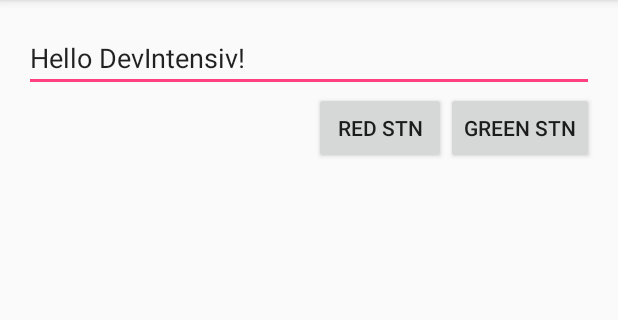
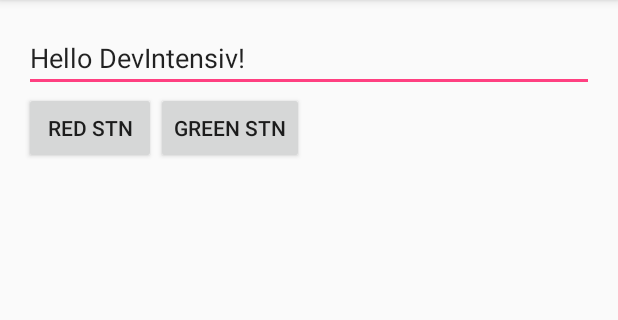
Before and after one commit to luminiks/DevIntensive, an Android app: the screen it shows after launch (MainActivity), on a phone screen of 412 x 824 dp, the part 84-404 px from its top. Run offline under Robolectric (Android 15) with nearby library versions, the phone set to English and light mode, and no system bars; 1 statement that could not run was skipped.

Commit message:
test with gravity="left"

```diff
--- a/app/src/main/res/layout/activity_main.xml
+++ b/app/src/main/res/layout/activity_main.xml
@@ -29,7 +29,7 @@
             android:layout_width="match_parent"
             android:layout_height="wrap_content"
             android:orientation="horizontal"
-            android:gravity="right">
+            android:gravity="left">
 
             <Button
                 android:id="@+id/red_btn"
```
